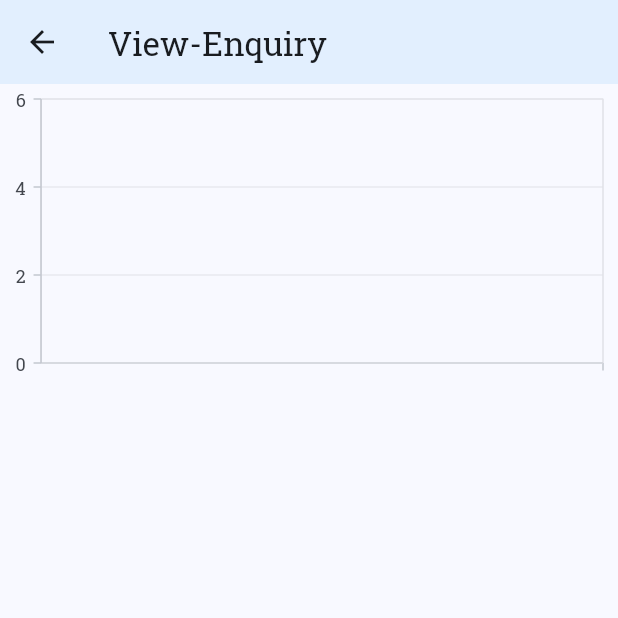
After one commit to chiggosVikash/easy_education, a Flutter app: the ViewEnquiryS screen opened by its route, on a phone screen of 412 x 824 dp, the top half of it. The commit adds this screen. Run offline on Flutter 3.47's test engine with Material 3 defaults, Android fonts, the light colour scheme and no system bars; our stand-ins replace cloud_firestore, firebase_core, firebase_storage, flutter_riverpod, freezed_annotation, google_fonts and 3 more; missing offline and left inert: email_otp; accounts and stored records are empty.

```diff
--- a/lib/features/enquiry/data/data_sources/enquiry_data_source.dart
+++ b/lib/features/enquiry/data/data_sources/enquiry_data_source.dart
@@ -8,4 +8,6 @@ abstract interface class EnquiryDataSource {
   Future<List<EnquiryModel>> getAllEnquiries();
   Future<EnquiryModel> getEnquiry(int id);
   Future<List<MasterSettingModel>> getClassesOrBatch();
+
+  Future<List<EnquiryModel>> getEnquiryLazy({required int limit});
 }
--- a/lib/features/enquiry/data/models/enquiry_model.dart
+++ b/lib/features/enquiry/data/models/enquiry_model.dart
@@ -12,6 +12,8 @@ class EnquiryModel with _$EnquiryModel{
     required int id,
     required String createdDate,
     required String updatedDate,
+    @Default(false)
+    bool? isAdmissionDone,
     required StudentDetailsModel studentDetails,
     required ContactDetailsModel contactDetails,
   }) = _EnquiryModel;
--- a/lib/features/enquiry/domain/use_cases/enquiry_use_case.dart
+++ b/lib/features/enquiry/domain/use_cases/enquiry_use_case.dart
@@ -1,4 +1,5 @@
 
+import 'package:easy_education/features/enquiry/data/models/enquiry_vs_admission_chat_data_model.dart';
 import 'package:easy_education/features/enquiry/domain/repos/enquiry_repo.dart';
 import 'package:easy_education/features/master_setting/data/models/master_setting_model.dart';
 
@@ -26,11 +27,7 @@ class EnquiryUseCase {
   }
 
   Future<List<EnquiryModel>> getAllEnquiries() async {
-    try {
       return await _enquiryRepository.getAllEnquiries();
-    } catch (e) {
-      rethrow;
-    }
   }
 
   Future<EnquiryModel> getEnquiry(int id) async {
@@ -44,4 +41,18 @@ class EnquiryUseCase {
  Future<List<MasterSettingModel>> getClassesOrBatch() async {
       return await _enquiryRepository.getClassesOrBatch();
   }
+
+  Future<List<EnquiryVsAdmissionChartDataModel>> getAdmissionDoneEnquiries(List<EnquiryModel> totalEnquiries) async {
+    final List<EnquiryVsAdmissionChartDataModel> admissionDoneEnquiries;
+
+    for(var enquiry in totalEnquiries){
+      if(enquiry.)
+    }
+
+
+  }
+
+  Future<List<EnquiryModel>> getAdmissionNotDoneEnquiries(List<EnquiryModel> totalEnquiries) async {
+      return totalEnquiries.where((element) => element.isAdmissionDone == false).toList();
+  }
 }
--- /dev/null
+++ b/lib/features/enquiry/presentation/screens/view_enquiry_s.dart
@@ -0,0 +1,45 @@
+import 'package:easy_education/features/enquiry/presentation/providers/get_enquries_p.dart';
+import 'package:easy_education/features/enquiry/presentation/widgets/view_enquiry/admission_vs_enquiry_graph_w.dart';
+import 'package:flutter/material.dart';
+import 'package:flutter_riverpod/flutter_riverpod.dart';
+
+import '../widgets/view_enquiry/enquiry_w.dart';
+
+class ViewEnquiryS extends ConsumerStatefulWidget{
+  static const routeAddress = "/view_enquiry";
+  const ViewEnquiryS({super.key});
+  @override
+  ConsumerState<ConsumerStatefulWidget> createState() => _ViewEnquirySState();
+
+}
+
+class _ViewEnquirySState extends ConsumerState<ViewEnquiryS>{
+  @override
+  Widget build(BuildContext context) {
+    return Scaffold(
+      appBar: AppBar(title: const Text("View-Enquiry"),),
+      body: Consumer(builder: (context, ref, child) {
+        final enquiriesData = ref.watch(getEnquiryProvider);
+        return  enquiriesData.when(data: (enquiries){
+          return Column(children: [
+            AdmissionVsEnquiryGraphW(
+              admissionDoneEnquiry: enquiries.where((element) => element.isAdmissionDone == true).toList(),
+              admissionNotDoneEnquiry: enquiries.where((element) => element.isAdmissionDone != true).toList(),
+            ),
+            EnquiryW(enquiries: enquiries,),
+          ],);
+        },
+            error: (e,st)=> Center(child: Text("Error $e"),
+            ),
+            loading: ()=> const Center(
+              child:RepaintBoundary(
+                child: CircularProgressIndicator(),
+            ),
+            ),
+        );
+
+        },)
+    );
+  }
+
+}
--- /dev/null
+++ b/lib/features/enquiry/presentation/widgets/view_enquiry/admission_vs_enquiry_graph_w.dart
@@ -0,0 +1,41 @@
+import 'package:easy_education/utils/extensions/date_format_extension.dart';
+import 'package:syncfusion_flutter_charts/charts.dart';
+import 'package:easy_education/utils/extensions/context_extension.dart';
+import 'package:flutter_riverpod/flutter_riverpod.dart';
+import 'package:flutter/material.dart';
+
+import '../../../data/models/enquiry_model.dart';
+class AdmissionVsEnquiryGraphW extends ConsumerWidget{
+  final List<EnquiryModel> _admissionDoneEnquiry;
+  final List<EnquiryModel> _admissionNotDoneEnquiry;
+  const AdmissionVsEnquiryGraphW({super.key,required List<EnquiryModel> admissionDoneEnquiry,
+    required List<EnquiryModel> admissionNotDoneEnquiry})
+      :
+        _admissionDoneEnquiry = admissionDoneEnquiry,
+        _admissionNotDoneEnquiry = admissionNotDoneEnquiry;
+
+  @override
+  Widget build(BuildContext context, WidgetRef ref) {
+    return SizedBox(
+      height: context.height*.25,
+      width: double.infinity,
+      child: SfCartesianChart(
+        primaryXAxis: CategoryAxis(),
+        series:[
+          FastLineSeries<EnquiryModel,String>(
+            dataSource: _admissionNotDoneEnquiry,
+            xValueMapper: (EnquiryModel enquiry,_)=> enquiry.createdDate.formattedDate,
+            yValueMapper: (EnquiryModel enquiry,_)=> enquiry.id,
+            name: "Admission Not Done",
+            color: Colors.red,
+        ),
+      ]
+
+      )
+
+
+    );
+  }
+
+
+}
--- a/lib/features/home/presentation/widgets/drawer_menu.dart
+++ b/lib/features/home/presentation/widgets/drawer_menu.dart
@@ -1,5 +1,6 @@
 import 'package:easy_education/features/admission/presentation/screens/new_admission_s.dart';
 import 'package:easy_education/features/enquiry/presentation/screens/enquiry_s.dart';
+import 'package:easy_education/features/enquiry/presentation/screens/view_enquiry_s.dart';
 import 'package:flutter/material.dart';
 
 class DrawerMenu extends StatelessWidget {
@@ -16,6 +17,12 @@ class DrawerMenu extends StatelessWidget {
             Navigator.pushNamed(context, EnquiryS.routeAddress);
 
            },),
+
+          ListTile(title: const Text("View-Enquiry"),
+            onTap: (){
+              Navigator.pushNamed(context, ViewEnquiryS.routeAddress);
+
+            },),
           ListTile(title: const Text("New Admission"),
             onTap: (){
               Navigator.pushNamed(context, NewAdmission.routeAddress);
--- a/lib/routes/screen_route.dart
+++ b/lib/routes/screen_route.dart
@@ -2,6 +2,7 @@
 import 'package:easy_education/features/admission/presentation/screens/new_admission_s.dart';
 import 'package:easy_education/features/create_institute/presentation/screens/create_institute_s.dart';
 import 'package:easy_education/features/enquiry/presentation/screens/enquiry_s.dart';
+import 'package:easy_education/features/enquiry/presentation/screens/view_enquiry_s.dart';
 import 'package:easy_education/features/home/presentation/screens/home_s.dart';
 import 'package:easy_education/features/login/presentation/screens/login_s.dart';
 import 'package:easy_education/features/master_setting/presentation/screens/setting_menus_s.dart';
@@ -32,6 +33,8 @@ class ScreenRoute{
       case ViewMasterSettingsS.routeAddress:
         final setting = settings.arguments as SettingModel;
         return CustomRoute(page: ViewMasterSettingsS(setting: setting,), offset: _offset);
+      case ViewEnquiryS.routeAddress:
+        return CustomRoute(page: const ViewEnquiryS(), offset: _offset);
       default:
         return MaterialPageRoute(builder: (context)=> const Scaffold(
           body: Center(child: Text("404"),),
--- a/pubspec.yaml
+++ b/pubspec.yaml
@@ -49,6 +49,8 @@ dependencies:
   cloud_firestore: ^4.13.5
   firebase_storage: ^11.5.5
   shared_preferences: ^2.2.2
+  syncfusion_flutter_charts: ^21.2.4
+  #fl_chart: ^0.65.0
 
 
 dev_dependencies:
```
Also changed, not shown: lib/features/enquiry/data/data_sources/enquiry_firebase_data_source_impl.dart (+10 -0 lines), lib/features/enquiry/data/models/enquiry_vs_admission_chat_data_model.dart (added, +9 -0 lines), lib/features/enquiry/presentation/providers/get_enquries_p.dart (added, +38 -0 lines), lib/features/enquiry/presentation/widgets/view_enquiry/enquiry_w.dart (added, +36 -0 lines), lib/features/enquiry/data/models/enquiry_model.freezed.dart, lib/features/enquiry/data/models/enquiry_model.g.dart, pubspec.lock.
